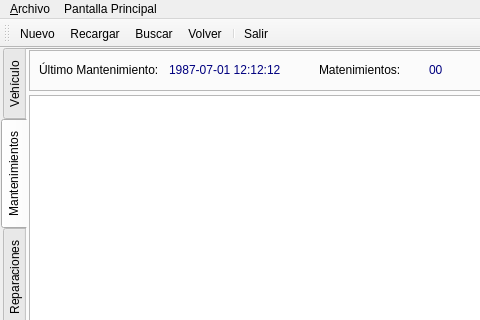
Above: aplicacion/polaris/ui/frm_vehiculo.ui from eduardouio/gelvsrm before the change; both pictures show x 0 to 480 and y 0 to 320 of the 870 by 555 pixel window. Below: the same form after it.
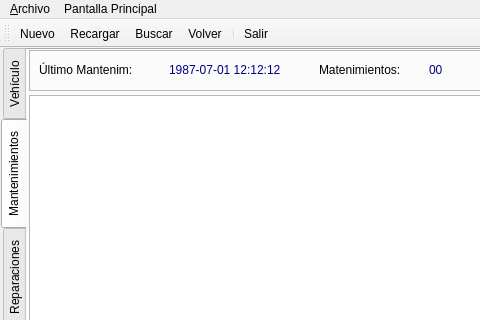
That is the form after the change. The open tabs and pages were chosen to show the change. Icons and pictures are not drawn.

Commit message: corrección frm_vehículo

What changed in the file:
```diff
--- a/aplicacion/polaris/ui/frm_vehiculo.ui
+++ b/aplicacion/polaris/ui/frm_vehiculo.ui
@@ -996,7 +996,7 @@
         </rect>
        </property>
        <property name="text">
-        <string>Último Mantenimiento:</string>
+        <string>Último Mantenim:</string>
        </property>
       </widget>
       <widget class="QLabel" name="lbl_ultimo_mantenimientob">
```
Left out of the diff: 4 changed lines with no effect on the pictures.
